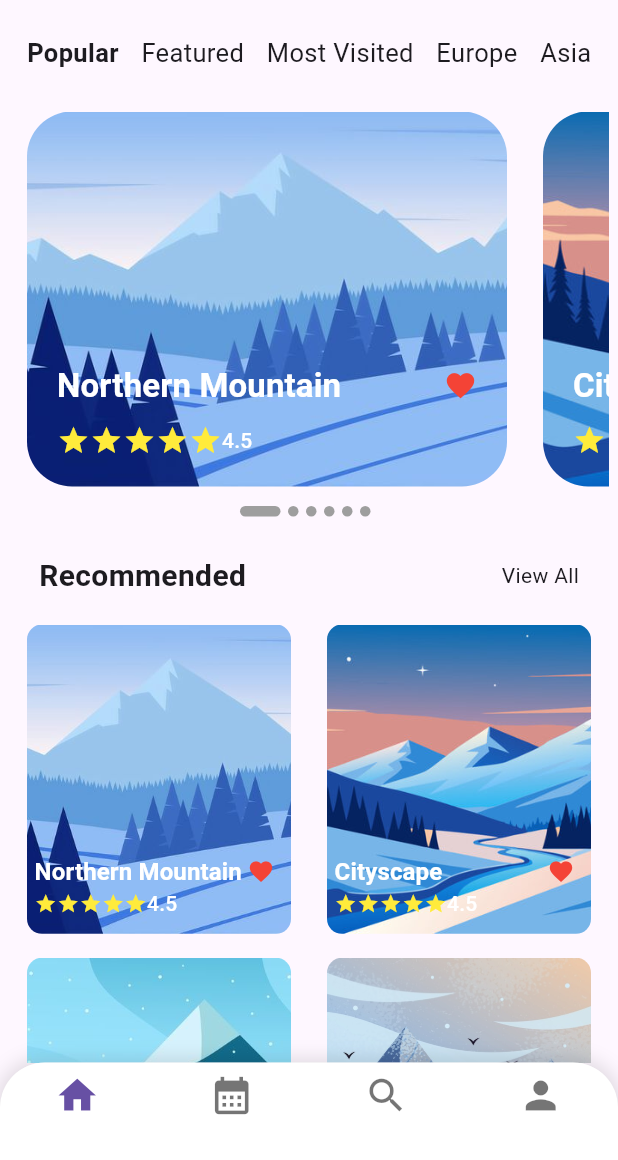
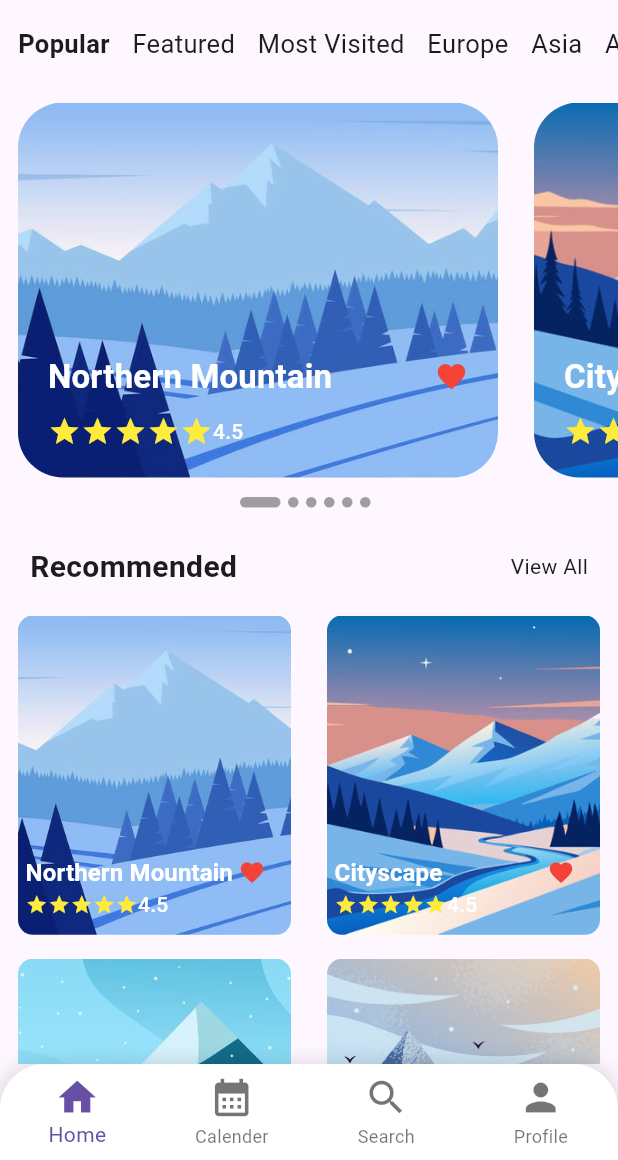
Before and after one commit to Moatazahmed156/vacation_trips, a Flutter app: the Home screen opened directly, on a phone screen of 412 x 824 dp, the part 76-1236 px from its top. Run offline on Flutter 3.47's test engine with Material 3 defaults, Android fonts, the phone set to English and light mode, and no system bars.

Commit message:
Update Home.dart

```diff
--- a/lib/Screens/Home.dart
+++ b/lib/Screens/Home.dart
@@ -66,8 +66,6 @@ class Home extends StatelessWidget {
         ],
       )),
       body: SingleChildScrollView(
-        child: Padding(
-          padding: const EdgeInsets.all(6),
         child: Column(
           children: [
             SingleChildScrollView(
@@ -337,7 +335,6 @@ class Home extends StatelessWidget {
           ],
         ),
       ),
-      ),
       bottomNavigationBar:  Container(
           width: 300,
           decoration: BoxDecoration(
@@ -364,10 +361,10 @@ class Home extends StatelessWidget {
               iconSize: 30,
               backgroundColor: Colors.white,
               items: [
-                BottomNavigationBarItem(icon: Icon(Icons.home), label: ''),
-                BottomNavigationBarItem(icon: Icon(Icons.calendar_month), label: ''),
-                BottomNavigationBarItem(icon: Icon(Icons.search), label: ''),
-                BottomNavigationBarItem(icon: Icon(Icons.person), label: ''),
+                BottomNavigationBarItem(icon: Icon(Icons.home), label: 'Home'),
+                BottomNavigationBarItem(icon: Icon(Icons.calendar_month), label: 'Calender'),
+                BottomNavigationBarItem(icon: Icon(Icons.search), label: 'Search'),
+                BottomNavigationBarItem(icon: Icon(Icons.person), label: 'Profile'),
               ],
             ),
           ),
```
Lines whose indentation alone changed are shown as unchanged.
